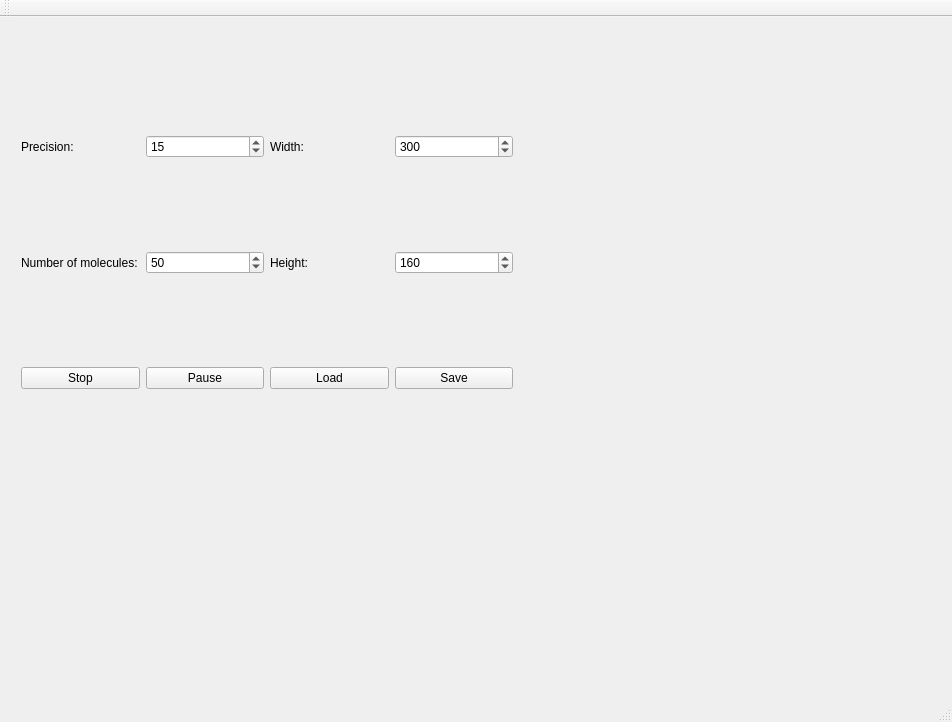
First picture: the form in MolecularDynamics/maingui.ui, repository tavplubix/MolecularDynamics, before the edit.
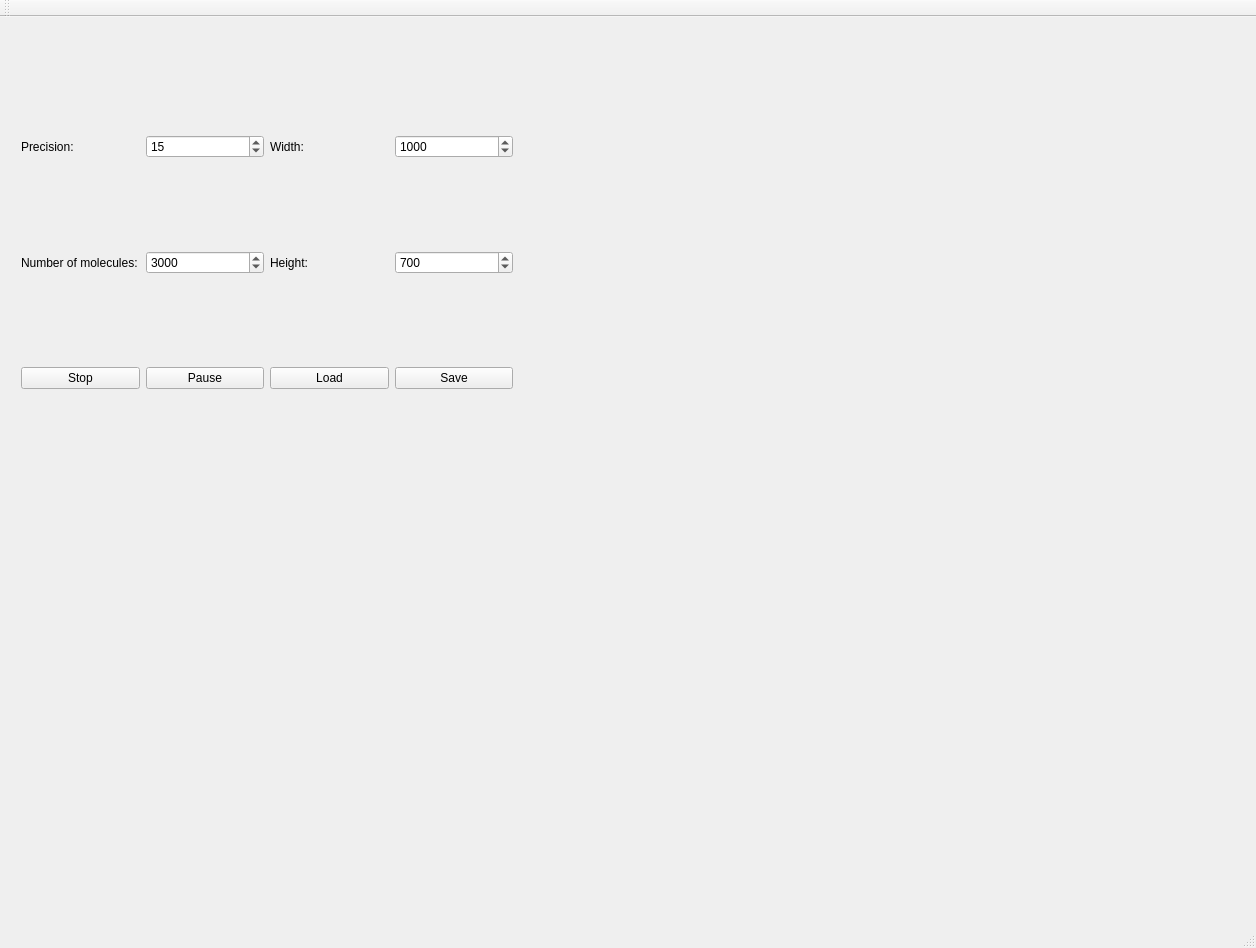
Second picture: the form after the edit.

```diff
--- a/MolecularDynamics/maingui.ui
+++ b/MolecularDynamics/maingui.ui
@@ -6,8 +6,8 @@
    <rect>
     <x>0</x>
     <y>0</y>
-    <width>952</width>
-    <height>722</height>
+    <width>1256</width>
+    <height>948</height>
    </rect>
   </property>
   <property name="windowTitle">
@@ -157,10 +157,10 @@
         <number>1</number>
        </property>
        <property name="maximum">
-        <number>1000</number>
+        <number>10000</number>
        </property>
        <property name="value">
-        <number>50</number>
+        <number>3000</number>
        </property>
       </widget>
      </item>
@@ -170,10 +170,13 @@
         <number>100</number>
        </property>
        <property name="maximum">
-        <number>1000</number>
+        <number>1800</number>
+       </property>
+       <property name="singleStep">
+        <number>1</number>
        </property>
        <property name="value">
-        <number>300</number>
+        <number>1000</number>
        </property>
       </widget>
      </item>
@@ -186,7 +189,7 @@
         <number>800</number>
        </property>
        <property name="value">
-        <number>160</number>
+        <number>700</number>
        </property>
       </widget>
      </item>
```
Left out of the diff: 4 changed lines with no effect on the pictures.
